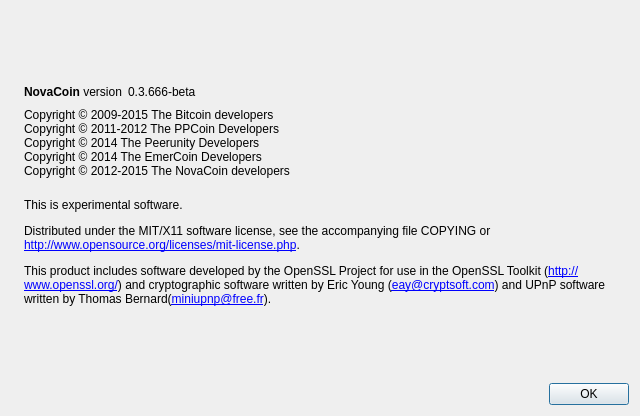
First picture: the form in src/qt/forms/aboutdialog.ui, repository andrux2016/jurassiccoin, before the edit.
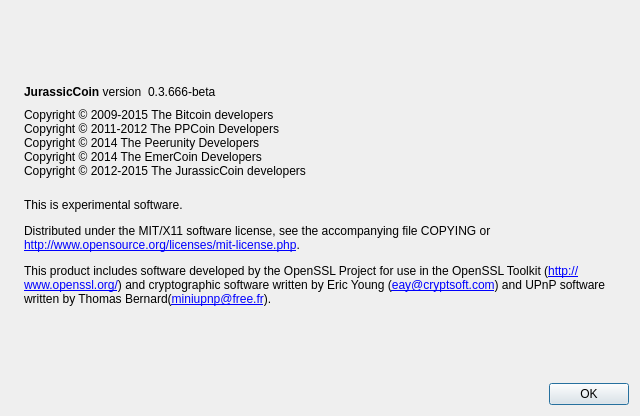
Second picture: the form after the edit. Icons and pictures are not drawn.

The edit to the form file:
```diff
--- a/src/qt/forms/aboutdialog.ui
+++ b/src/qt/forms/aboutdialog.ui
@@ -53,7 +53,7 @@
           <cursorShape>IBeamCursor</cursorShape>
          </property>
          <property name="text">
-          <string>&lt;b&gt;NovaCoin&lt;/b&gt; version</string>
+          <string>&lt;b&gt;JurassicCoin&lt;/b&gt; version</string>
          </property>
          <property name="textInteractionFlags">
           <set>Qt::LinksAccessibleByMouse|Qt::TextSelectableByKeyboard|Qt::TextSelectableByMouse</set>
@@ -98,7 +98,7 @@
 Copyright © 2011-2012 The PPCoin Developers
 Copyright © 2014 The Peerunity Developers
 Copyright © 2014 The EmerCoin Developers
-Copyright © 2012-2015 The NovaCoin developers</string>
+Copyright © 2012-2015 The JurassicCoin developers</string>
        </property>
        <property name="textInteractionFlags">
         <set>Qt::LinksAccessibleByMouse|Qt::TextSelectableByKeyboard|Qt::TextSelectableByMouse</set>
```
Left out of the diff: 2 changed lines with no effect on the pictures.
